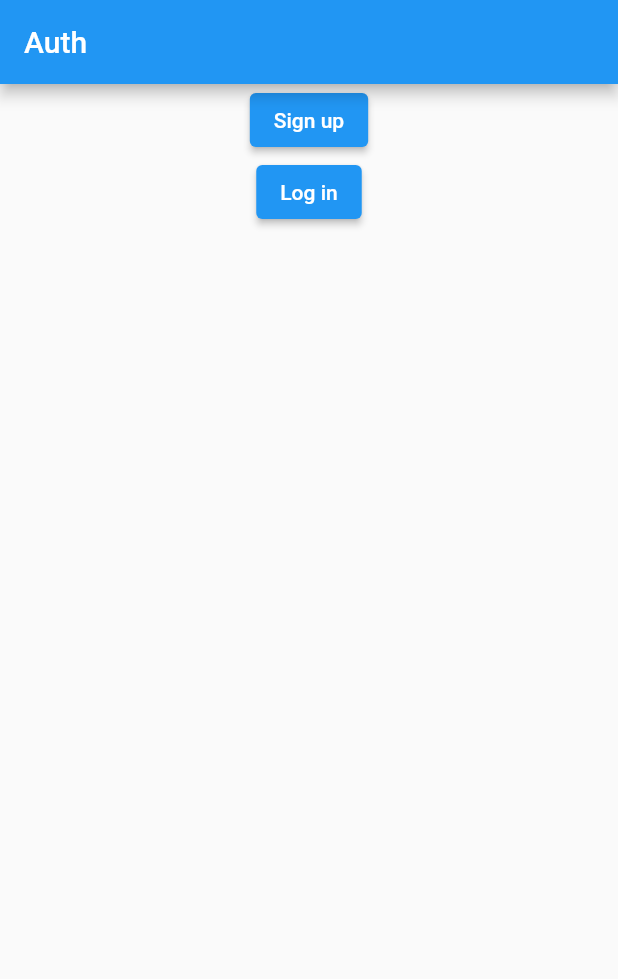
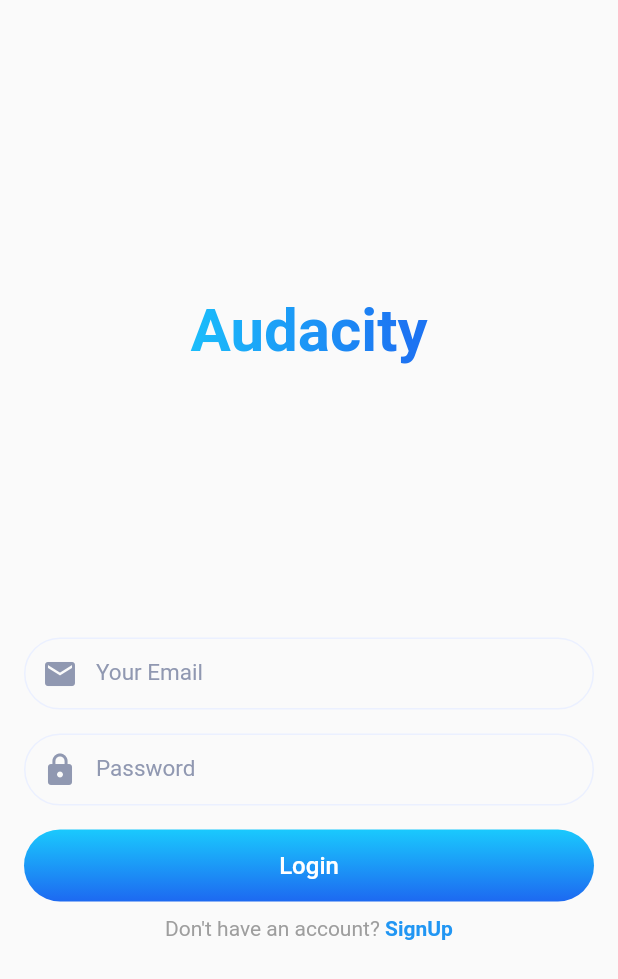
Before and after one commit to enamulaits22/calling_app_agora, a Flutter app: the screen it shows after launch, on a phone screen of 412 x 824 dp. Shown: the top 979 px of the screen. Run offline on Flutter 3.47's test engine with Material 2 defaults, Android fonts, the phone set to English and light mode, and no system bars; our stand-ins replace firebase_auth, firebase_core, firebase_messaging, permission_handler, shared_preferences; missing offline and left inert: agora_rtc_engine, connectycube_flutter_call_kit, flutter_background_service, flutter_background_service_android; accounts and stored records are empty.

Commit message:
sign in and login with firebase

```diff
--- a/lib/authentication_page.dart
+++ /dev/null
@@ -1,52 +0,0 @@
-
-import 'package:firebase_auth/firebase_auth.dart';
-import 'package:flutter/material.dart';
-
-class AuthenticationPage extends StatelessWidget {
-  const AuthenticationPage({Key? key}) : super(key: key);
-
-  @override
-  Widget build(BuildContext context) {
-    return Scaffold(
-      appBar: AppBar(
-        title: Text('Auth'),
-      ),
-      body: Center(
-        child: Column(
-          children: [
-            ElevatedButton(
-              onPressed: () {
-                signInUserWithEmailAndPassword(
-                  email: 'enamul@gmail.com',
-                  password: '123456',
-                );
-              },
-              child: Text('Sign up'),
-            ),
-            ElevatedButton(
-              onPressed: () {},
-              child: Text('Log in'),
-            ),
-          ],
-        ),
-      ),
-    );
-  }
-}
-
-Future<void> signInUserWithEmailAndPassword({required String email, required String password}) async {
-  try {
-  final credential = await FirebaseAuth.instance.createUserWithEmailAndPassword(
-    email: email,
-    password: password,
-  );
-} on FirebaseAuthException catch (e) {
-  if (e.code == 'weak-password') {
-    print('The password provided is too weak.');
-  } else if (e.code == 'email-already-in-use') {
-    print('The account already exists for that email.');
-  }
-} catch (e) {
-  print(e);
-}
-}
--- /dev/null
+++ b/lib/config/presentation/app_color.dart
@@ -0,0 +1,14 @@
+import 'package:flutter/material.dart';
+
+class AppColor {
+  AppColor._();
+  static Shader linearGradient = LinearGradient(
+    colors: <Color>[
+      Color.fromRGBO(26, 201, 252, 1),
+      Color.fromRGBO(29, 116, 242, 1)
+    ],
+  ).createShader(Rect.fromLTWH(104.0, 106.0, 166.0, 63.0));
+
+  static const Color textColor = Color(0XFF9098B1);
+  static const Color borderColor = Color.fromRGBO(235, 240, 255, 1);
+}
--- a/lib/main.dart
+++ b/lib/main.dart
@@ -1,7 +1,6 @@
-import 'package:calling_app/authentication_page.dart';
 import 'package:calling_app/config/utils/sp_utils.dart';
+import 'package:calling_app/pages/authentication/login_page.dart';
 import 'package:calling_app/services/setup_call_service.dart';
-import 'package:calling_app/home_page.dart';
 import 'package:firebase_core/firebase_core.dart';
 import 'package:firebase_messaging/firebase_messaging.dart';
 import 'package:flutter/material.dart';
@@ -57,7 +56,7 @@
       theme: ThemeData(
         primarySwatch: Colors.blue,
       ),
-      home: AuthenticationPage(),
+      home: LoginPage(),
     );
   }
 }
--- /dev/null
+++ b/lib/pages/authentication/login_page.dart
@@ -0,0 +1,89 @@
+import 'package:calling_app/main.dart';
+import 'package:calling_app/pages/authentication/signup_page.dart';
+import 'package:calling_app/services/authentication.dart';
+import 'package:calling_app/widgets/app_logo.dart';
+import 'package:calling_app/widgets/custom_text_button.dart';
+import 'package:calling_app/widgets/custom_textfield.dart';
+import 'package:flutter/material.dart';
+
+class LoginPage extends StatefulWidget {
+  const LoginPage({Key? key}) : super(key: key);
+
+  @override
+  State<LoginPage> createState() => _LoginPageState();
+}
+
+class _LoginPageState extends State<LoginPage> {
+  TextEditingController emailController = new TextEditingController();
+  TextEditingController passwordController = new TextEditingController();
+  @override
+  Widget build(BuildContext context) {
+    var size = MediaQuery.of(context).size;
+    return Scaffold(
+      body: Padding(
+        padding: const EdgeInsets.all(16.0),
+        child: SizedBox(
+          height: size.height,
+          child: Padding(
+            padding: EdgeInsets.only(top: MediaQuery.of(context).viewPadding.top),
+            child: Column(
+              mainAxisAlignment: MainAxisAlignment.spaceEvenly,
+              children: [
+                AppLogo(),
+                Column(
+                  mainAxisAlignment: MainAxisAlignment.center,
+                  children: [
+                    CustomTextField(
+                      placeholderText: 'Your Email',
+                      textEditingController: emailController,
+                      icon: Icons.email,
+                    ),
+                    CustomTextField(
+                      placeholderText: 'Password',
+                      textEditingController: passwordController,
+                      icon: Icons.lock,
+                    ),
+                    CustomTextButton(
+                      title: 'Login',
+                      onTapBtn: (){
+                        Authentication.loginUserWithEmailAndPassword(
+                          email: emailController.text,
+                          password: passwordController.text,
+                        );
+                      },
+                    ),
+                    SizedBox(height: 10),
+                    InkWell(
+                      onTap: () {
+                        navigatorKey.currentState?.push(MaterialPageRoute(builder: (_) => SignupPage()));
+                      },
+                      child: RichText(
+                        text: TextSpan(
+                          children: <TextSpan>[
+                            TextSpan(
+                              text: 'Don\'t have an account?',
+                              style: TextStyle(
+                                color: Colors.grey
+                              )
+                            ),
+                            TextSpan(
+                              text: ' SignUp',
+                              style: TextStyle(
+                                color: Colors.blue,
+                                fontWeight: FontWeight.bold,
+                              )
+                            ),
+                          ],
+                        ),
+                      ),
+                    ),
+                  ],
+                ),
+              ],
+            ),
+          ),
+        ),
+      ),
+    );
+  }
+}
--- /dev/null
+++ b/lib/services/authentication.dart
@@ -0,0 +1,61 @@
+import 'dart:developer';
+import 'package:calling_app/home_page.dart';
+import 'package:calling_app/main.dart';
+import 'package:firebase_auth/firebase_auth.dart';
+import 'package:flutter/material.dart';
+
+class Authentication {
+  //::::::::::::::::::::::::::::::::::::::::::::::::: SIGN UP
+  static Future<void> signUpUserWithEmailAndPassword({required String email, required String password}) async {
+    BuildContext context = navigatorKey.currentContext!;
+    try {
+      await FirebaseAuth.instance.createUserWithEmailAndPassword(
+        email: email,
+        password: password,
+      );
+      log('created account successful');
+      ScaffoldMessenger.of(context).showSnackBar(SnackBar(
+        content: Text("Registration Successful"),
+      ));
+      Navigator.of(context).pop();
+    } on FirebaseAuthException catch (e) {
+      if (e.code == 'weak-password') {
+        log('The password provided is too weak.');
+        ScaffoldMessenger.of(context).showSnackBar(SnackBar(
+          content: Text("The password provided is too weak."),
+        ));
+      } else if (e.code == 'email-already-in-use') {
+        log('The account already exists for that email.');
+        ScaffoldMessenger.of(context).showSnackBar(SnackBar(
+          content: Text("The account already exists for that email."),
+        ));
+      }
+    } catch (e) {
+      log(e.toString());
+      ScaffoldMessenger.of(context).showSnackBar(SnackBar(
+        content: Text(e.toString()),
+      ));
+    }
+  }
+
+  //::::::::::::::::::::::::::::::::::::::::::::::::: LOGIN
+  static Future<void> loginUserWithEmailAndPassword({required String email, required String password}) async {
+    BuildContext context = navigatorKey.currentContext!;
+    try {
+      await FirebaseAuth.instance.signInWithEmailAndPassword(email: email, password: password);
+      navigatorKey.currentState?.push(MaterialPageRoute(builder: (_) => MyHomePage()));
+    } on FirebaseAuthException catch (e) {
+      if (e.code == 'user-not-found') {
+        log('No user found for that email.');
+        ScaffoldMessenger.of(context).showSnackBar(SnackBar(
+          content: Text("No user found for that email."),
+        ));
+      } else if (e.code == 'wrong-password') {
+        log('Wrong password provided for that user.');
+        ScaffoldMessenger.of(context).showSnackBar(SnackBar(
+          content: Text("Wrong password provided for that user."),
+        ));
+      }
+    }
+  }
+}
--- /dev/null
+++ b/lib/widgets/app_logo.dart
@@ -0,0 +1,20 @@
+import 'package:calling_app/config/presentation/app_color.dart';
+import 'package:flutter/material.dart';
+
+class AppLogo extends StatelessWidget {
+  const AppLogo({
+    Key? key,
+  }) : super(key: key);
+
+  @override
+  Widget build(BuildContext context) {
+    return Text(
+      'Audacity',
+      style: new TextStyle(
+        fontSize: 40.0,
+        fontWeight: FontWeight.bold,
+        foreground: Paint()..shader = AppColor.linearGradient,
+      ),
+    );
+  }
+}
--- /dev/null
+++ b/lib/widgets/custom_text_button.dart
@@ -0,0 +1,54 @@
+import 'package:flutter/material.dart';
+
+class CustomTextButton extends StatelessWidget {
+  final String title;
+  final VoidCallback onTapBtn;
+  final bool showArrow;
+  const CustomTextButton({
+    Key? key,
+    required this.title,
+    required this.onTapBtn,
+    this.showArrow = false,
+  }) : super(key: key);
+
+  @override
+  Widget build(BuildContext context) {
+    return InkWell(
+      onTap: () {
+        onTapBtn();
+      },
+      child: Container(
+        height: 48,
+        width: MediaQuery.of(context).size.width,
+        decoration: BoxDecoration(
+          gradient: LinearGradient(
+            begin: Alignment.topCenter,
+            end: Alignment.bottomCenter,
+            colors: <Color>[
+              Color.fromRGBO(26, 201, 253, 1),
+              Color.fromRGBO(29, 105, 241, 1)
+            ],
+          ),
+          borderRadius: BorderRadius.all(
+            Radius.circular(25),
+          ),
+        ),
+        child: Center(
+          child: showArrow
+              ? Icon(
+                  Icons.arrow_forward,
+                  color: Colors.white,
+                )
+              : Text(
+                  title,
+                  style: TextStyle(
+                    color: Colors.white,
+                    fontSize: 16,
+                    fontWeight: FontWeight.w500,
+                  ),
+                ),
+        ),
+      ),
+    );
+  }
+}
--- /dev/null
+++ b/lib/widgets/custom_textfield.dart
@@ -0,0 +1,63 @@
+import 'package:calling_app/config/presentation/app_color.dart';
+import 'package:flutter/material.dart';
+
+class CustomTextField extends StatelessWidget {
+  final String placeholderText;
+  final TextEditingController textEditingController;
+  final bool readOnly;
+  final IconData icon;
+  final bool obscureText;
+  final Color textColor;
+
+  const CustomTextField({
+    Key? key,
+    required this.placeholderText,
+    required this.textEditingController,
+    this.readOnly = false,
+    required this.icon,
+    this.obscureText = false,
+    this.textColor = AppColor.textColor,
+  }) : super(key: key);
+
+  @override
+  Widget build(BuildContext context) {
+    return Padding(
+      padding: const EdgeInsets.only(bottom: 16.0),
+      child: Container(
+        height: 48,
+        child: TextFormField(
+          controller: textEditingController,
+          validator: (value) => value!.isEmpty ? '* required' : null,
+          readOnly: readOnly,
+          obscureText: obscureText,
+          keyboardType: TextInputType.text,
+          decoration: InputDecoration(
+            labelText: placeholderText,
+            labelStyle: TextStyle(
+              color: textColor,
+              fontSize: 15,
+            ),
+            prefixIcon: Icon(
+              icon,
+              color: AppColor.textColor,
+            ),
+            enabledBorder: OutlineInputBorder(
+              borderRadius: BorderRadius.circular(25.0),
+              borderSide: BorderSide(
+                color: AppColor.borderColor,
+                width: 1,
+              ),
+            ),
+            border: OutlineInputBorder(
+              borderRadius: BorderRadius.circular(25.0),
+              borderSide: BorderSide(
+                color: AppColor.borderColor,
+                width: 1,
+              ),
+            ),
+          ),
+        ),
+      ),
+    );
+  }
+}
--- a/pubspec.yaml
+++ b/pubspec.yaml
@@ -36,8 +36,8 @@
   cupertino_icons: ^1.0.2
   agora_rtc_engine: ^5.2.0
   permission_handler: ^8.3.0
-  firebase_core: ^1.2.1
-  firebase_messaging: ^10.0.1
+  firebase_core: ^1.19.1
+  firebase_messaging: ^11.4.4
   connectycube_flutter_call_kit: ^2.0.5
   http: ^0.13.0
   flutter_background_service: ^2.1.3
```
Also changed, not shown: lib/pages/authentication/signup_page.dart (added, +89 -0 lines), pubspec.lock.
